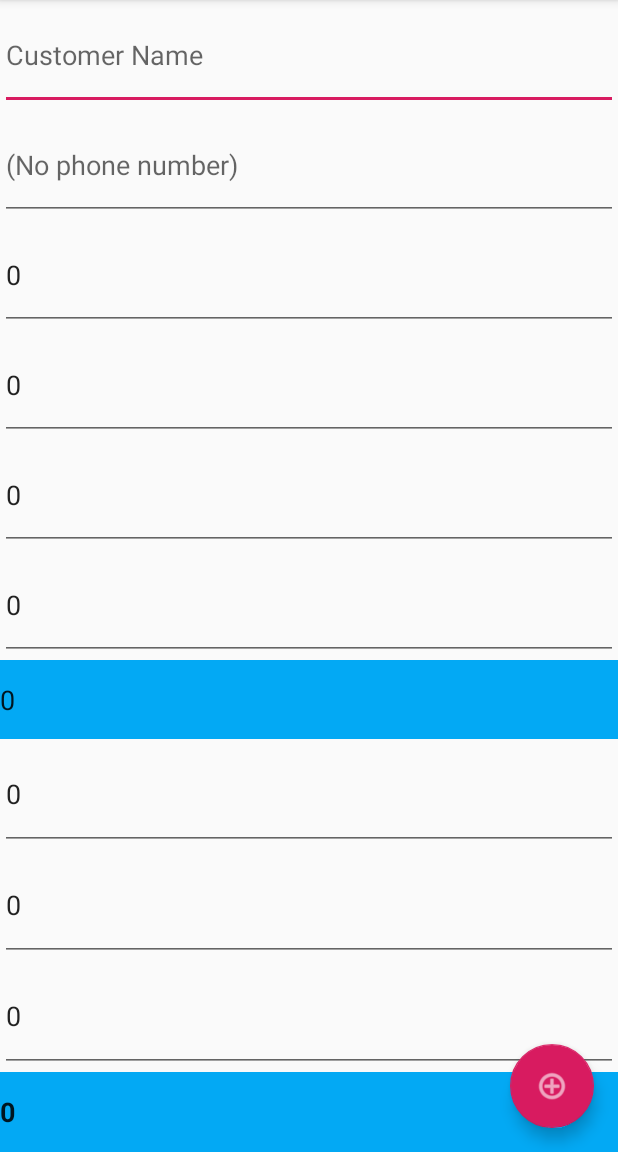
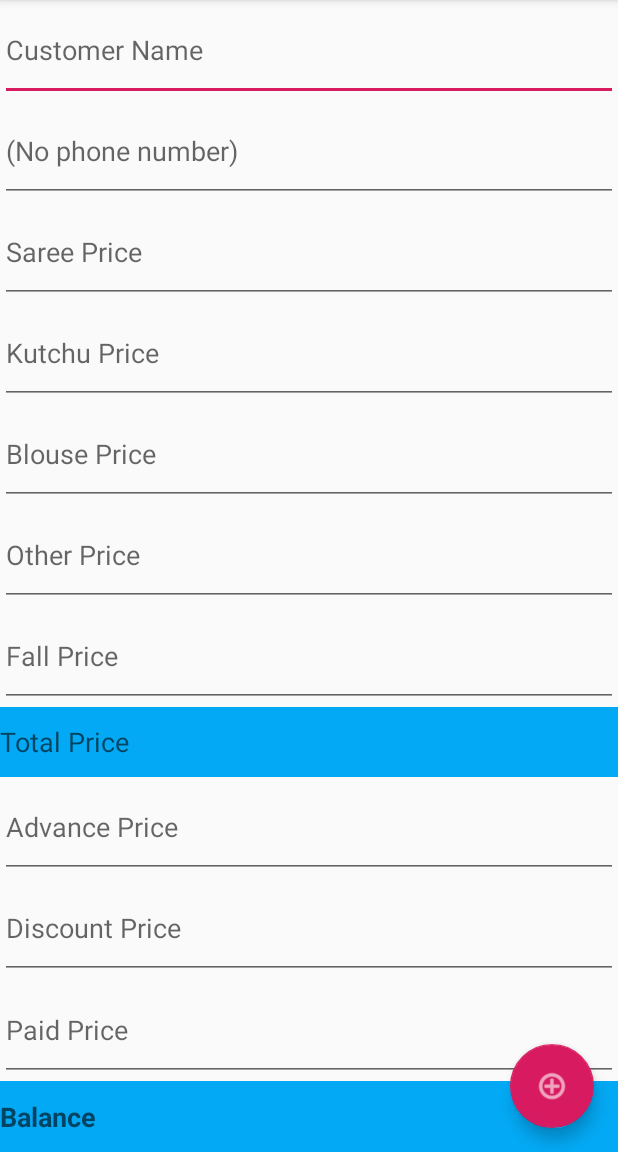
Before and after one commit to babureddy1969/boutique, an Android app: the screen it shows after launch (TransactionActivity), after a tap on "image", on a phone screen of 412 x 824 dp, the part 84-1236 px from its top. Run offline under Robolectric (Android 15) with nearby library versions, the phone set to English and light mode, and no system bars; our stand-ins replace CircleImageView.

Commit message:
Added other price.

```diff
--- a/app/src/main/java/com/example/employeelist/database/DatabaseHelper.java
+++ b/app/src/main/java/com/example/employeelist/database/DatabaseHelper.java
@@ -28,6 +28,7 @@ public class DatabaseHelper extends SQLiteOpenHelper {
     public static final String FALL_PRICE = "fall_price";
     public static final String KUTCHU_PRICE = "kutchu_price";
     public static final String BLOUSE_PRICE = "blouse_price";
+    public static final String OTHER_PRICE = "other_price";
     public static final String TOTAL_PRICE = "total_price";
     public static final String ADVANCE_PAID = "advance_paid";
     public static final String DISCOUNT = "discount";
@@ -39,17 +40,18 @@ public class DatabaseHelper extends SQLiteOpenHelper {
     static final String DB_NAME = "BOUTIQUE.DB";
 
     // database version
-    static final int DB_VERSION = 5;
+    static final int DB_VERSION = 7;
 
     // Creating table query
     private static String CREATE_TABLE = "create table " + TABLE_NAME + " (id"
             + " INTEGER PRIMARY KEY AUTOINCREMENT, " +
             CUSTOMERNAME + " TEXT NOT NULL, " +
-            PHONE + " TEXT NOT NULL UNIQUE," +
+            PHONE + " TEXT NOT NULL ," +
             SAREE_PRICE + " NUMBER NOT NULL," +
             FALL_PRICE + " NUMBER NOT NULL," +
             KUTCHU_PRICE + " NUMBER NOT NULL," +
             BLOUSE_PRICE + " NUMBER NOT NULL," +
+            OTHER_PRICE + " NUMBER NOT NULL," +
             TOTAL_PRICE + " NUMBER NOT NULL," +
             ADVANCE_PAID + " NUMBER NOT NULL," +
             DISCOUNT + " NUMBER NOT NULL," +
@@ -84,6 +86,7 @@ public class DatabaseHelper extends SQLiteOpenHelper {
         contentValues.put(FALL_PRICE, t.getFall());
         contentValues.put(KUTCHU_PRICE, t.getKutchu());
         contentValues.put(BLOUSE_PRICE, t.getBlouse());
+        contentValues.put(OTHER_PRICE, t.getOther());
         contentValues.put(TOTAL_PRICE, t.getBlouse());
         contentValues.put(DISCOUNT, t.getDiscount());
         contentValues.put(ADVANCE_PAID, t.getAdvance());
@@ -122,6 +125,7 @@ public class DatabaseHelper extends SQLiteOpenHelper {
                 t.setFall(cursor.getInt(cursor.getColumnIndex(FALL_PRICE)));
                 t.setKutchu(cursor.getInt(cursor.getColumnIndex(KUTCHU_PRICE)));
                 t.setBlouse(cursor.getInt(cursor.getColumnIndex(BLOUSE_PRICE)));
+                t.setOther(cursor.getInt(cursor.getColumnIndex(OTHER_PRICE)));
                 t.setPaid(cursor.getInt(cursor.getColumnIndex(AMOUNT_PAID)));
                 t.setDiscount(cursor.getInt(cursor.getColumnIndex(DISCOUNT)));
                 t.setAdvance(cursor.getInt(cursor.getColumnIndex(ADVANCE_PAID)));
--- a/app/src/main/java/com/example/employeelist/ui/TransactionActivity.java
+++ b/app/src/main/java/com/example/employeelist/ui/TransactionActivity.java
@@ -37,7 +37,7 @@ public class TransactionActivity extends AppCompatActivity {
         dbHelper =  new DatabaseHelper(getApplicationContext());
 //        Toolbar toolbar = findViewById(R.id.toolbar);
 //        setSupportActionBar(toolbar);
-        clear();
+//        clear();
         FloatingActionButton fab = findViewById(R.id.fab);
         fab.setOnClickListener(new View.OnClickListener() {
             @Override
@@ -144,6 +144,7 @@ public class TransactionActivity extends AppCompatActivity {
         EditText editDiscount = findViewById(R.id.editDiscount);
         EditText editBalance = findViewById(R.id.editBalance);
         EditText editPaid = findViewById(R.id.editPaid);
+        EditText editOther = findViewById(R.id.editOther);
         int total=0;
         int advance=0;
         int discount=0;
@@ -159,6 +160,9 @@ public class TransactionActivity extends AppCompatActivity {
         }
         if (!TextUtils.isEmpty (editBlouse.getText().toString())){
             total += Integer.parseInt(editBlouse.getText().toString());
+        }
+        if (!TextUtils.isEmpty (editOther.getText().toString())){
+            total += Integer.parseInt(editOther.getText().toString());
         }
         editTotal.setText(String.valueOf(total));
         if (!TextUtils.isEmpty (editAdvance.getText().toString())){
--- a/app/src/main/res/layout/activity_transaction.xml
+++ b/app/src/main/res/layout/activity_transaction.xml
@@ -59,6 +59,16 @@
             android:digits="0123456789"
             android:ems="10"
             android:hint="Blouse Price"
+            android:inputType="number" />
+
+        <EditText
+            android:id="@+id/editOther"
+            android:layout_width="match_parent"
+            android:layout_height="wrap_content"
+            android:layout_weight="1"
+            android:digits="0123456789"
+            android:ems="10"
+            android:hint="Other Price"
             android:inputType="number" />
 
         <EditText
```
Also changed, not shown: app/src/main/java/com/example/employeelist/model/TransactionModel.java (+10 -0 lines), 32 other files.
